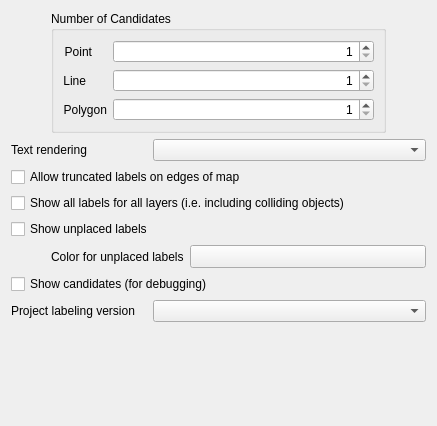
qgis/QGIS, file src/ui/labeling/qgslabelengineconfigdialog.ui: the form before one commit.
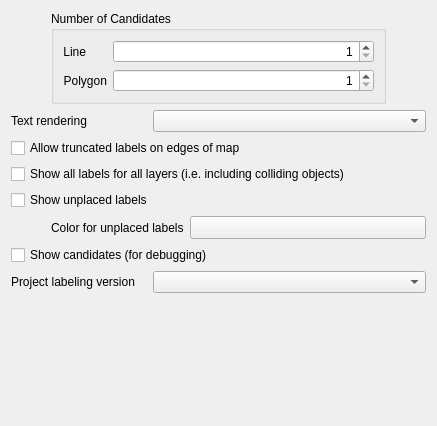
The form after the commit. Custom widgets are drawn as their Qt base class.

Commit message:
[needs-docs] Drop setting for maximum number of point label candidates
This setting is easily replaced by automatically calculated, optimised
values for each separate point plcaement mode individually

```diff
--- a/src/ui/labeling/qgslabelengineconfigdialog.ui
+++ b/src/ui/labeling/qgslabelengineconfigdialog.ui
@@ -50,24 +50,8 @@
         <string>Number of Candidates</string>
        </property>
        <layout class="QGridLayout" name="gridLayout">
-        <item row="0" column="0">
-         <widget class="QLabel" name="label_2">
-          <property name="sizePolicy">
-           <sizepolicy hsizetype="Maximum" vsizetype="Preferred">
-            <horstretch>0</horstretch>
-            <verstretch>0</verstretch>
-           </sizepolicy>
-          </property>
-          <property name="text">
-           <string>Point</string>
-          </property>
-          <property name="alignment">
-           <set>Qt::AlignRight|Qt::AlignTrailing|Qt::AlignVCenter</set>
-          </property>
-         </widget>
-        </item>
         <item row="0" column="1">
-         <widget class="QSpinBox" name="spinCandPoint">
+         <widget class="QSpinBox" name="spinCandLine">
           <property name="alignment">
            <set>Qt::AlignRight|Qt::AlignTrailing|Qt::AlignVCenter</set>
           </property>
@@ -79,7 +63,20 @@
           </property>
          </widget>
         </item>
-        <item row="1" column="0">
+        <item row="1" column="1">
+         <widget class="QSpinBox" name="spinCandPolygon">
+          <property name="alignment">
+           <set>Qt::AlignRight|Qt::AlignTrailing|Qt::AlignVCenter</set>
+          </property>
+          <property name="minimum">
+           <number>1</number>
+          </property>
+          <property name="maximum">
+           <number>999</number>
+          </property>
+         </widget>
+        </item>
+        <item row="0" column="0">
          <widget class="QLabel" name="label_3">
           <property name="sizePolicy">
            <sizepolicy hsizetype="Maximum" vsizetype="Preferred">
@@ -95,20 +92,7 @@
           </property>
          </widget>
         </item>
-        <item row="1" column="1">
-         <widget class="QSpinBox" name="spinCandLine">
-          <property name="alignment">
-           <set>Qt::AlignRight|Qt::AlignTrailing|Qt::AlignVCenter</set>
-          </property>
-          <property name="minimum">
-           <number>1</number>
-          </property>
-          <property name="maximum">
-           <number>999</number>
-          </property>
-         </widget>
-        </item>
-        <item row="2" column="0">
+        <item row="1" column="0">
          <widget class="QLabel" name="label_4">
           <property name="sizePolicy">
            <sizepolicy hsizetype="Maximum" vsizetype="Preferred">
@@ -124,19 +108,6 @@
           </property>
          </widget>
         </item>
-        <item row="2" column="1">
-         <widget class="QSpinBox" name="spinCandPolygon">
-          <property name="alignment">
-           <set>Qt::AlignRight|Qt::AlignTrailing|Qt::AlignVCenter</set>
-          </property>
-          <property name="minimum">
-           <number>1</number>
-          </property>
-          <property name="maximum">
-           <number>999</number>
-          </property>
-         </widget>
-        </item>
        </layout>
       </widget>
      </item>
```
Left out of the diff: 1 changed line with no effect on the pictures. The commit also changes 10 other files.
